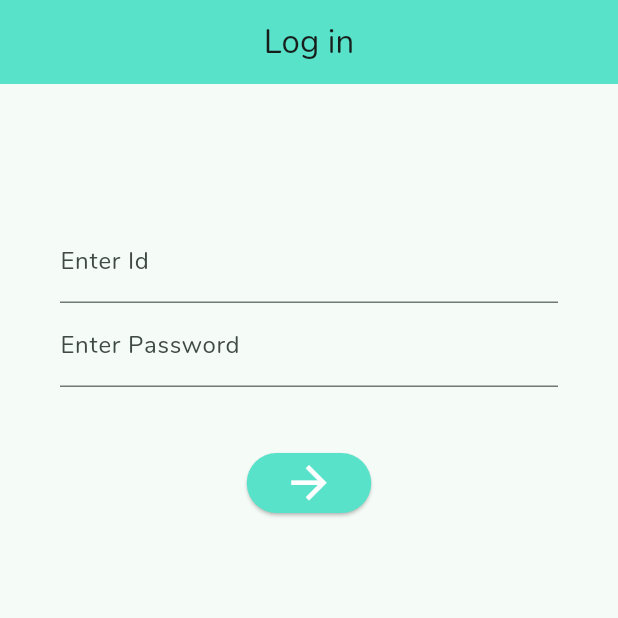
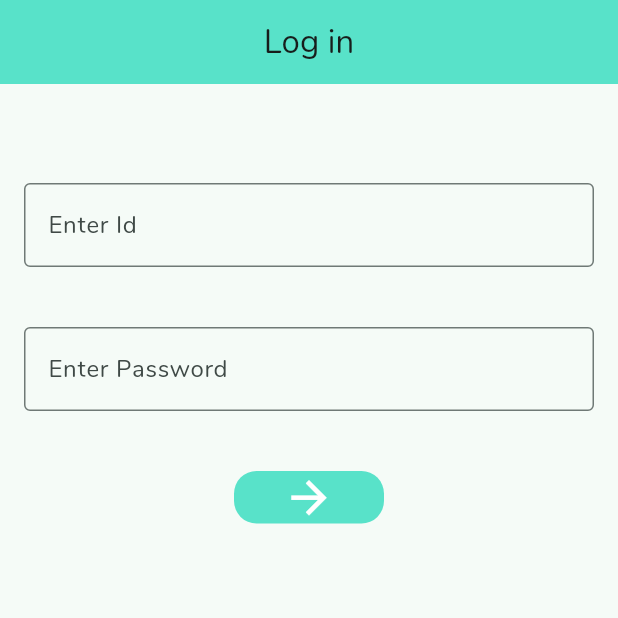
Before and after one commit to CAU-Capstone-PPL/CafePlugGuardian-Client, a Flutter app: the screen it shows after launch, on a phone screen of 412 x 824 dp, the top half of it. Run offline on Flutter 3.47's test engine with Material 2 defaults, Android fonts, the phone set to English and light mode, and no system bars; our stand-ins replace fl_chart.

Commit message:
feat: add token api, form_login widget

```diff
--- a/lib/screens/login_screen.dart
+++ b/lib/screens/login_screen.dart
@@ -1,4 +1,5 @@
 import 'package:cafe_plug_guardian_client/style.dart';
+import 'package:cafe_plug_guardian_client/widgets/form_login_widget.dart';
 import 'package:flutter/material.dart';
 
 class LoginScreen extends StatefulWidget {
@@ -18,48 +19,10 @@ class _LoginScreenState extends State<LoginScreen> {
         backgroundColor: AppColor.main,
         centerTitle: true,
       ),
-      body: Column(
+      body: const Column(
         children: [
-          const Padding(padding: EdgeInsets.only(top: 50)),
-          Form(
-            child: Container(
-              padding: const EdgeInsets.all(40.0),
-              // 키보드가 올라와서 만약 스크린 영역을 차지하는 경우 스크롤이 되도록
-              // SingleChildScrollView으로 감싸 줌
-              child: SingleChildScrollView(
-                child: Column(
-                  children: [
-                    const TextField(
-                      decoration: InputDecoration(labelText: 'Enter Id'),
-                      keyboardType: TextInputType.emailAddress,
-                    ),
-                    const TextField(
-                      decoration: InputDecoration(labelText: 'Enter Password'),
-                      keyboardType: TextInputType.text,
-                      obscureText: true, // 비밀번호 안보이도록 하는 것
-                    ),
-                    const SizedBox(
-                      height: 40.0,
-                    ),
-                    ButtonTheme(
-                      minWidth: 100.0,
-                      height: 50.0,
-                      child: ElevatedButton(
-                        onPressed: () {},
-                        style: ElevatedButton.styleFrom(
-                            backgroundColor: AppColor.main),
-                        child: const Icon(
-                          Icons.arrow_forward,
-                          color: Colors.white,
-                          size: 35.0,
-                        ),
-                      ),
-                    )
-                  ],
-                ),
-              ),
-            ),
-          )
+          Padding(padding: EdgeInsets.only(top: 50)),
+          FormLogin(),
         ],
       ),
     );
--- /dev/null
+++ b/lib/widgets/form_login_widget.dart
@@ -0,0 +1,95 @@
+import 'package:cafe_plug_guardian_client/screens/home_screen.dart';
+import 'package:cafe_plug_guardian_client/services/api_service.dart';
+import 'package:cafe_plug_guardian_client/style.dart';
+import 'package:flutter/material.dart';
+
+class FormLogin extends StatefulWidget {
+  const FormLogin({super.key});
+
+  @override
+  State<FormLogin> createState() => _FormLoginState();
+}
+
+class _FormLoginState extends State<FormLogin> {
+  final _formKey = GlobalKey<FormState>();
+  late String userId;
+  late String password;
+  late Future<String> token;
+
+  @override
+  Widget build(BuildContext context) {
+    return Padding(
+      padding: const EdgeInsets.all(16.0),
+      child: Form(
+        key: _formKey,
+        child: SingleChildScrollView(
+          child: Column(
+            children: [
+              TextFormField(
+                decoration: const InputDecoration(
+                  border: OutlineInputBorder(),
+                  labelText: 'Enter Id',
+                ),
+                validator: (value) {
+                  if (value == null || value.isEmpty) {
+                    return 'Please enter id.';
+                  }
+                  return null;
+                },
+                onSaved: (value) => userId = value!,
+                keyboardType: TextInputType.text,
+              ),
+              const SizedBox(
+                height: 40.0,
+              ),
+              TextFormField(
+                decoration: const InputDecoration(
+                  border: OutlineInputBorder(),
+                  labelText: 'Enter Password',
+                ),
+                validator: (value) {
+                  if (value == null || value.isEmpty) {
+                    return 'Please enter password.';
+                  }
+                  return null;
+                },
+                onSaved: (value) => password = value!,
+                keyboardType: TextInputType.text,
+                obscureText: true,
+              ),
+              const SizedBox(
+                height: 40.0,
+              ),
+              GestureDetector(
+                child: Container(
+                  width: 100,
+                  decoration: BoxDecoration(
+                    borderRadius: BorderRadius.circular(15),
+                    color: AppColor.main,
+                  ),
+                  child: const Icon(
+                    Icons.arrow_forward,
+                    color: Colors.white,
+                    size: 35.0,
+                  ),
+                ),
+                onTap: () {
+                  //토큰 api를 부르고 확인되면 넘어가기
+                  //token = ApiService.login(userId, password);
+
+                  Navigator.push(
+                    context,
+                    MaterialPageRoute(
+                      builder: (context) => const HomeScreen(/** token */),
+                      fullscreenDialog: true,
+                    ),
+                  );
+                },
+              )
+            ],
+          ),
+        ),
+      ),
+    );
+  }
+}
```
Also changed, not shown: lib/services/api_service.dart (added, +22 -0 lines), lib/widgets/form_widget.dart (deleted).
